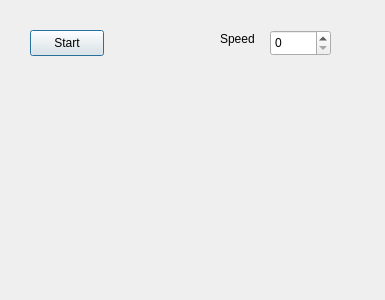
Old version of the form ui/conveyer.ui in the repository addinedu-ros-3rd/iot-repo-2.
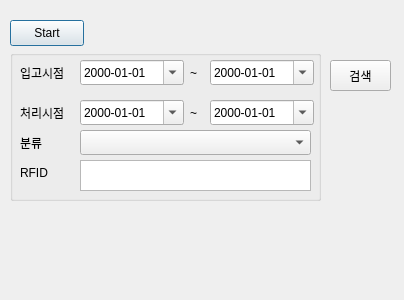
New version of the form.

Diff of the .ui file:
```diff
--- a/ui/conveyer.ui
+++ b/ui/conveyer.ui
@@ -6,7 +6,7 @@
    <rect>
     <x>0</x>
     <y>0</y>
-    <width>385</width>
+    <width>404</width>
     <height>300</height>
    </rect>
   </property>
@@ -16,8 +16,8 @@
   <widget class="QPushButton" name="btnStart">
    <property name="geometry">
     <rect>
-     <x>30</x>
-     <y>30</y>
+     <x>10</x>
+     <y>20</y>
      <width>74</width>
      <height>26</height>
     </rect>
@@ -26,28 +26,205 @@
     <string>Start</string>
    </property>
   </widget>
-  <widget class="QLabel" name="label">
+  <widget class="QGroupBox" name="groupBox">
    <property name="geometry">
     <rect>
-     <x>220</x>
-     <y>30</y>
-     <width>43</width>
-     <height>17</height>
+     <x>10</x>
+     <y>50</y>
+     <width>311</width>
+     <height>151</height>
     </rect>
    </property>
-   <property name="text">
-    <string>Speed</string>
+   <property name="title">
+    <string/>
    </property>
+   <widget class="QDateEdit" name="endDay">
+    <property name="geometry">
+     <rect>
+      <x>200</x>
+      <y>10</y>
+      <width>104</width>
+      <height>25</height>
+     </rect>
+    </property>
+    <property name="readOnly">
+     <bool>false</bool>
+    </property>
+    <property name="displayFormat">
+     <string>yyyy-MM-dd</string>
+    </property>
+    <property name="calendarPopup">
+     <bool>true</bool>
+    </property>
+   </widget>
+   <widget class="QLabel" name="dayEndLabel">
+    <property name="geometry">
+     <rect>
+      <x>180</x>
+      <y>10</y>
+      <width>16</width>
+      <height>25</height>
+     </rect>
+    </property>
+    <property name="text">
+     <string>~</string>
+    </property>
+   </widget>
+   <widget class="QLabel" name="birthdayLabel">
+    <property name="geometry">
+     <rect>
+      <x>10</x>
+      <y>10</y>
+      <width>59</width>
+      <height>25</height>
+     </rect>
+    </property>
+    <property name="text">
+     <string>입고시점</string>
+    </property>
+   </widget>
+   <widget class="QDateEdit" name="startDay">
+    <property name="geometry">
+     <rect>
+      <x>70</x>
+      <y>10</y>
+      <width>104</width>
+      <height>25</height>
+     </rect>
+    </property>
+    <property name="readOnly">
+     <bool>false</bool>
+    </property>
+    <property name="displayFormat">
+     <string>yyyy-MM-dd</string>
+    </property>
+    <property name="calendarPopup">
+     <bool>true</bool>
+    </property>
+   </widget>
+   <widget class="QDateEdit" name="startDay_2">
+    <property name="geometry">
+     <rect>
+      <x>70</x>
+      <y>50</y>
+      <width>104</width>
+      <height>25</height>
+     </rect>
+    </property>
+    <property name="readOnly">
+     <bool>false</bool>
+    </property>
+    <property name="displayFormat">
+     <string>yyyy-MM-dd</string>
+    </property>
+    <property name="calendarPopup">
+     <bool>true</bool>
+    </property>
+   </widget>
+   <widget class="QLabel" name="birthdayLabel_2">
+    <property name="geometry">
+     <rect>
+      <x>10</x>
+      <y>50</y>
+      <width>59</width>
+      <height>25</height>
+     </rect>
+    </property>
+    <property name="text">
+     <string>처리시점</string>
+    </property>
+   </widget>
+   <widget class="QLabel" name="dayEndLabel_2">
+    <property name="geometry">
+     <rect>
+      <x>180</x>
+      <y>50</y>
+      <width>16</width>
+      <height>25</height>
+     </rect>
+    </property>
+    <property name="text">
+     <string>~</string>
+    </property>
+   </widget>
+   <widget class="QDateEdit" name="endDay_2">
+    <property name="geometry">
+     <rect>
+      <x>200</x>
+      <y>50</y>
+      <width>104</width>
+      <height>25</height>
+     </rect>
+    </property>
+    <property name="readOnly">
+     <bool>false</bool>
+    </property>
+    <property name="displayFormat">
+     <string>yyyy-MM-dd</string>
+    </property>
+    <property name="calendarPopup">
+     <bool>true</bool>
+    </property>
+   </widget>
+   <widget class="QLabel" name="birthdayLabel_3">
+    <property name="geometry">
+     <rect>
+      <x>10</x>
+      <y>80</y>
+      <width>59</width>
+      <height>25</height>
+     </rect>
+    </property>
+    <property name="text">
+     <string>분류</string>
+    </property>
+   </widget>
+   <widget class="QComboBox" name="sex_2">
+    <property name="geometry">
+     <rect>
+      <x>70</x>
+      <y>80</y>
+      <width>231</width>
+      <height>25</height>
+     </rect>
+    </property>
+   </widget>
+   <widget class="QTextEdit" name="textEdit">
+    <property name="geometry">
+     <rect>
+      <x>70</x>
+      <y>110</y>
+      <width>231</width>
+      <height>31</height>
+     </rect>
+    </property>
+   </widget>
+   <widget class="QLabel" name="birthdayLabel_4">
+    <property name="geometry">
+     <rect>
+      <x>10</x>
+      <y>110</y>
+      <width>59</width>
+      <height>25</height>
+     </rect>
+    </property>
+    <property name="text">
+     <string>RFID</string>
+    </property>
+   </widget>
   </widget>
-  <widget class="QSpinBox" name="spinBox">
+  <widget class="QPushButton" name="searchButton_2">
    <property name="geometry">
     <rect>
-     <x>270</x>
-     <y>30</y>
+     <x>330</x>
+     <y>60</y>
      <width>61</width>
-     <height>26</height>
+     <height>31</height>
     </rect>
    </property>
+   <property name="text">
+    <string>검색</string>
+   </property>
   </widget>
  </widget>
  <resources/>
```
